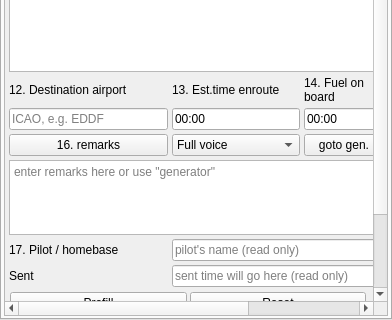
swift-project/pilotclient, file src/blackgui/components/flightplancomponent.ui: the form before one commit; both pictures show x 0 to 392 and y 190 to 510 of the 392 by 510 pixel window.
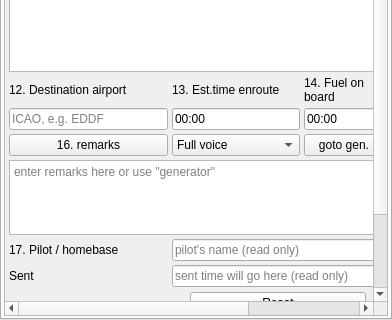
The form after the commit. Icons and pictures are not drawn. Custom widgets are drawn as their Qt base class.

Commit message:
refactor: Remove flight plan component prefill method
For the user this method is very opaque on what is actually does. To
avoid confusion and to simplify the component, this commit removes it.

Patch:
```diff
--- a/src/blackgui/components/flightplancomponent.ui
+++ b/src/blackgui/components/flightplancomponent.ui
@@ -743,20 +743,6 @@
              </property>
             </widget>
            </item>
-           <item row="0" column="0">
-            <widget class="QPushButton" name="pb_Prefill">
-             <property name="toolTip">
-              <string>Anticipate (guess) some values</string>
-             </property>
-             <property name="text">
-              <string>&amp;Prefill</string>
-             </property>
-             <property name="icon">
-              <iconset resource="../../blackmisc/blackmisc.qrc">
-               <normaloff>:/diagona/icons/diagona/icons/compass--pencil.png</normaloff>:/diagona/icons/diagona/icons/compass--pencil.png</iconset>
-             </property>
-            </widget>
-           </item>
            <item row="3" column="0">
             <widget class="QPushButton" name="pb_SaveTemplate">
              <property name="text">
```
Left out of the diff: 1 changed line with no effect on the pictures. The commit also changes 2 other files.
